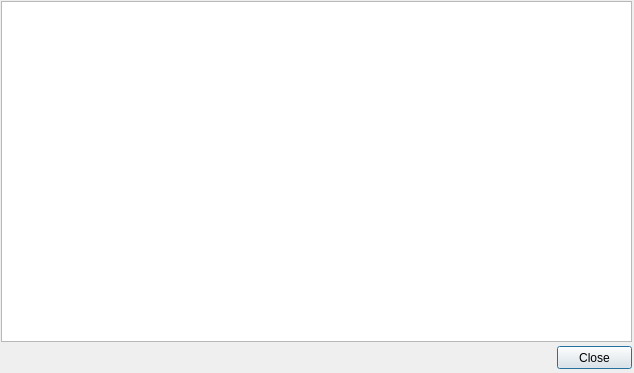
The window that pipeline_planner_dialog_base.ui (databy2019/qgis-pipelineplanner_plugin) describes before a commit, drawn with Qt 5.
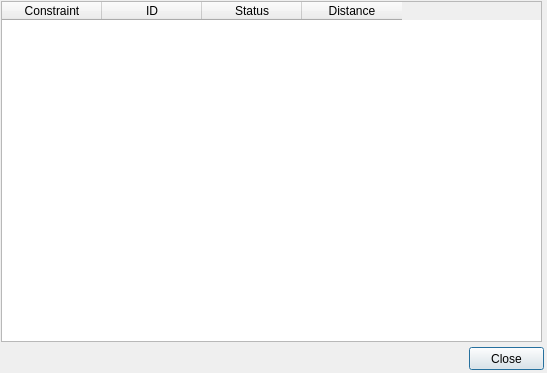
The same window after the commit.

Commit message: Add table impact for potential pipeline route to raptor, eagle, and buowl

The edit to the form file:
```diff
--- a/pipeline_planner_dialog_base.ui
+++ b/pipeline_planner_dialog_base.ui
@@ -6,7 +6,7 @@
    <rect>
     <x>0</x>
     <y>0</y>
-    <width>634</width>
+    <width>547</width>
     <height>373</height>
    </rect>
   </property>
@@ -18,16 +18,36 @@
     <rect>
      <x>1</x>
      <y>1</y>
-     <width>631</width>
+     <width>541</width>
      <height>341</height>
     </rect>
    </property>
+   <column>
+    <property name="text">
+     <string>Constraint</string>
+    </property>
+   </column>
+   <column>
+    <property name="text">
+     <string>ID</string>
+    </property>
+   </column>
+   <column>
+    <property name="text">
+     <string>Status</string>
+    </property>
+   </column>
+   <column>
+    <property name="text">
+     <string>Distance</string>
+    </property>
+   </column>
   </widget>
   <widget class="QPushButton" name="btnPush">
    <property name="geometry">
     <rect>
-     <x>557</x>
-     <y>346</y>
+     <x>469</x>
+     <y>347</y>
      <width>75</width>
      <height>23</height>
     </rect>
```
The commit also changes 7 other files.
